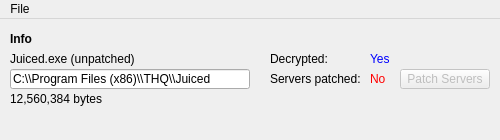
Above: JEMain.ui from N1GHT-MAR3/JuicedEditor before the change. Below: the same form after it.
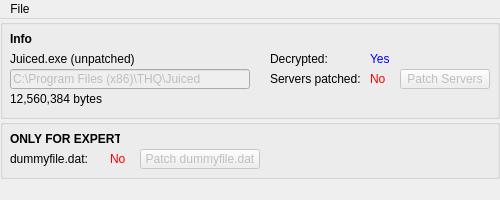
That is the form after the change.

Commit message:
Added dummyfile.dat patcher
Allows the game to boot when carmodels.dat is unpacked and renamed. Listed under an "Only for Experts" section, as it can cause problems if used incorrectly.

The edit to the form file:
```diff
--- a/JEMain.ui
+++ b/JEMain.ui
@@ -7,19 +7,19 @@
     <x>0</x>
     <y>0</y>
     <width>500</width>
-    <height>140</height>
+    <height>200</height>
    </rect>
   </property>
   <property name="minimumSize">
    <size>
     <width>500</width>
-    <height>140</height>
+    <height>200</height>
    </size>
   </property>
   <property name="maximumSize">
    <size>
     <width>500</width>
-    <height>140</height>
+    <height>200</height>
    </size>
   </property>
   <property name="windowTitle">
@@ -29,6 +29,21 @@
    <property name="enabled">
     <bool>true</bool>
    </property>
+   <widget class="QGroupBox" name="Info">
+    <property name="geometry">
+     <rect>
+      <x>0</x>
+      <y>0</y>
+      <width>500</width>
+      <height>100</height>
+     </rect>
+    </property>
+    <property name="title">
+     <string/>
+    </property>
+    <property name="flat">
+     <bool>true</bool>
+    </property>
    <widget class="QLabel" name="InfoHeader">
     <property name="geometry">
      <rect>
@@ -55,6 +70,25 @@
      <string>Juiced.exe (unpatched)</string>
     </property>
    </widget>
+    <widget class="QLineEdit" name="InfoExePath">
+     <property name="enabled">
+      <bool>false</bool>
+     </property>
+     <property name="geometry">
+      <rect>
+       <x>10</x>
+       <y>50</y>
+       <width>240</width>
+       <height>20</height>
+      </rect>
+     </property>
+     <property name="text">
+      <string>C:\Program Files (x86)\THQ\Juiced</string>
+     </property>
+     <property name="readOnly">
+      <bool>true</bool>
+     </property>
+    </widget>
    <widget class="QLabel" name="InfoExeSize">
     <property name="geometry">
      <rect>
@@ -81,22 +115,6 @@
      <string>Decrypted:</string>
     </property>
    </widget>
-   <widget class="QLabel" name="InfoDecryptStatus">
-    <property name="geometry">
-     <rect>
-      <x>370</x>
-      <y>30</y>
-      <width>20</width>
-      <height>20</height>
-     </rect>
-    </property>
-    <property name="styleSheet">
-     <string notr="true">color: blue;</string>
-    </property>
-    <property name="text">
-     <string>Yes</string>
-    </property>
-   </widget>
    <widget class="QLabel" name="InfoServerPatch">
     <property name="geometry">
      <rect>
@@ -110,22 +128,6 @@
      <string>Servers patched:</string>
     </property>
    </widget>
-   <widget class="QLabel" name="InfoServerPatchStatus">
-    <property name="geometry">
-     <rect>
-      <x>370</x>
-      <y>50</y>
-      <width>20</width>
-      <height>20</height>
-     </rect>
-    </property>
-    <property name="styleSheet">
-     <string notr="true">color: red;</string>
-    </property>
-    <property name="text">
-     <string>No</string>
-    </property>
-   </widget>
    <widget class="QPushButton" name="InfoServerPatchButton">
     <property name="enabled">
      <bool>false</bool>
@@ -142,24 +144,115 @@
      <string>Patch Servers</string>
     </property>
    </widget>
-   <widget class="QLineEdit" name="InfoExePath">
-    <property name="enabled">
-     <bool>true</bool>
-    </property>
+    <widget class="QLabel" name="InfoDecryptStatus">
+     <property name="geometry">
+      <rect>
+       <x>370</x>
+       <y>30</y>
+       <width>20</width>
+       <height>20</height>
+      </rect>
+     </property>
+     <property name="styleSheet">
+      <string notr="true">color: blue;</string>
+     </property>
+     <property name="text">
+      <string>Yes</string>
+     </property>
+    </widget>
+    <widget class="QLabel" name="InfoServerPatchStatus">
     <property name="geometry">
      <rect>
-      <x>10</x>
+       <x>370</x>
       <y>50</y>
-      <width>240</width>
+       <width>20</width>
       <height>20</height>
      </rect>
     </property>
+     <property name="styleSheet">
+      <string notr="true">color: red;</string>
+     </property>
     <property name="text">
-     <string>C:\\Program Files (x86)\\THQ\\Juiced</string>
-    </property>
-    <property name="readOnly">
+      <string>No</string>
+     </property>
+    </widget>
+   </widget>
+   <widget class="QGroupBox" name="expert">
+    <property name="geometry">
+     <rect>
+      <x>0</x>
+      <y>100</y>
+      <width>500</width>
+      <height>60</height>
+     </rect>
+    </property>
+    <property name="title">
+     <string/>
+    </property>
+    <property name="flat">
      <bool>true</bool>
     </property>
+    <property name="checkable">
+     <bool>false</bool>
+    </property>
+    <widget class="QLabel" name="expertHeader">
+     <property name="geometry">
+      <rect>
+       <x>10</x>
+       <y>10</y>
+       <width>110</width>
+       <height>20</height>
+      </rect>
+     </property>
+     <property name="text">
+      <string>&lt;html&gt;&lt;head/&gt;&lt;body&gt;&lt;p&gt;&lt;span style=&quot; font-weight:700;&quot;&gt;ONLY FOR EXPERTS&lt;/span&gt;&lt;/p&gt;&lt;/body&gt;&lt;/html&gt;</string>
+     </property>
+    </widget>
+    <widget class="QLabel" name="expertDummy">
+     <property name="geometry">
+      <rect>
+       <x>10</x>
+       <y>30</y>
+       <width>90</width>
+       <height>20</height>
+      </rect>
+     </property>
+     <property name="text">
+      <string>dummyfile.dat:</string>
+     </property>
+    </widget>
+    <widget class="QLabel" name="expertDummyStatus">
+     <property name="geometry">
+      <rect>
+       <x>110</x>
+       <y>30</y>
+       <width>20</width>
+       <height>20</height>
+      </rect>
+     </property>
+     <property name="styleSheet">
+      <string notr="true">color: red;</string>
+     </property>
+     <property name="text">
+      <string>No</string>
+     </property>
+    </widget>
+    <widget class="QPushButton" name="expertDummyButton">
+     <property name="enabled">
+      <bool>false</bool>
+     </property>
+     <property name="geometry">
+      <rect>
+       <x>140</x>
+       <y>30</y>
+       <width>120</width>
+       <height>20</height>
+      </rect>
+     </property>
+     <property name="text">
+      <string>Patch dummyfile.dat</string>
+     </property>
+    </widget>
    </widget>
   </widget>
   <widget class="QMenuBar" name="menubar">
```
Lines whose indentation alone changed are shown as unchanged. The commit also changes 2 other files.
